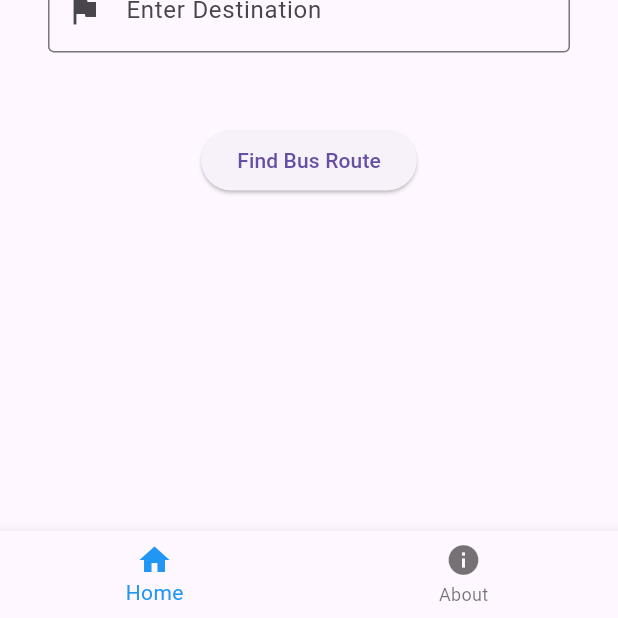
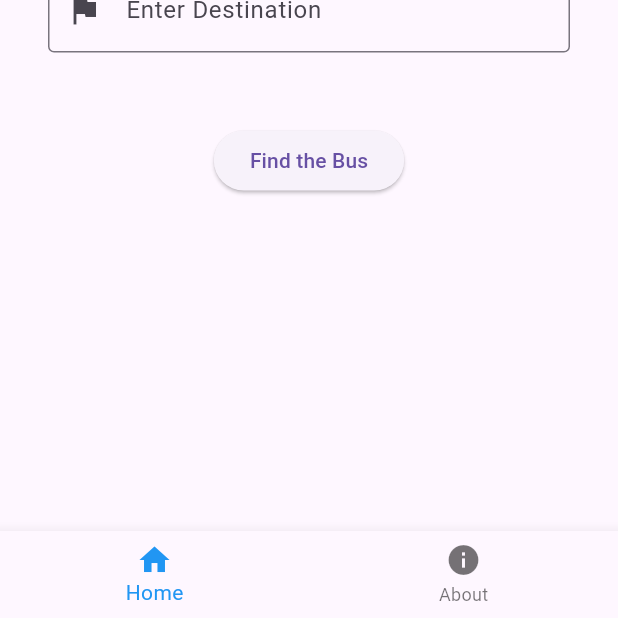
Before and after one commit to navaneethpp/Anavandi-Locator, a Flutter app: the screen it shows after launch, on a phone screen of 412 x 824 dp, the part 618-1236 px from its top. Run offline on Flutter 3.47's test engine with Material 3 defaults, Android fonts, the light colour scheme and no system bars; our stand-ins replace cloud_firestore, firebase_core, flutter_map, geolocator, latlong2, loading_animation_widget; accounts and stored records are empty.

Commit message:
feat: Replace custom loading animation with loading_animation_widget package

```diff
--- a/anavandi_locator/lib/presentation/screens/about_page.dart
+++ b/anavandi_locator/lib/presentation/screens/about_page.dart
@@ -14,7 +14,7 @@ class AboutPage extends StatelessWidget {
             child: Image.asset('assets/logo.png', width: 300, height: 200),
           ),
         ),
-        const Center(child: Text('Version: 0.2.8.2 alpha')),
+        const Center(child: Text('Version: 0.2.8.3 alpha')),
       ],
     );
   }
--- a/anavandi_locator/lib/presentation/screens/home_content.dart
+++ b/anavandi_locator/lib/presentation/screens/home_content.dart
@@ -7,6 +7,7 @@ import 'package:anavandi_locator/presentation/widgets/place_suggestion_list.dart
 import 'package:anavandi_locator/data/models/bus_route.dart';
 import 'package:anavandi_locator/presentation/widgets/bus_route_card.dart';
 import 'package:anavandi_locator/common/widgets/swap_button.dart';
+import 'package:anavandi_locator/presentation/widgets/loading_indicator.dart'; // Import the loading indicator
 import 'dart:async';
 
 class HomeContent extends StatefulWidget {
@@ -40,6 +41,7 @@ class HomeContentState extends State<HomeContent> {
   List<BusRoute> _routes = [];
   bool _hasSearched = false;
   Timer? _noRouteTimer;
+  bool _isLoading = false; // Add a loading state variable
 
   void _onStartPointChanged(String value) async {
     if (value.isEmpty) {
@@ -159,6 +161,7 @@ class HomeContentState extends State<HomeContent> {
   void updateRoute(List<BusRoute> routes) {
     setState(() {
       _routes = routes;
+      _isLoading = false; // Set loading to false when routes are received
       if (_routes.isNotEmpty) {
         _hasSearched = true;
         _noRouteTimer?.cancel(); // Cancel any existing timer
@@ -204,7 +207,10 @@ class HomeContentState extends State<HomeContent> {
         }
       },
       behavior: HitTestBehavior.translucent,
-      child: Padding(
+      child: Stack(
+        // Wrap the Padding with a Stack
+        children: [
+          Padding(
             padding: const EdgeInsets.all(16.0),
             child: Column(
               mainAxisAlignment: MainAxisAlignment.center,
@@ -218,7 +224,9 @@ class HomeContentState extends State<HomeContent> {
                     prefixIcon: Icons.location_on,
                     onChanged: _onStartPointChanged,
                     onSubmitted: (_) {
-                  FocusScope.of(context).requestFocus(_destinationFocusNode);
+                      FocusScope.of(
+                        context,
+                      ).requestFocus(_destinationFocusNode);
                     },
                   ),
                 ),
@@ -237,10 +245,12 @@ class HomeContentState extends State<HomeContent> {
                 ),
                 const SizedBox(height: 24),
                 SubmitButton(
-              label: 'Find Bus Route',
+                  label: 'Find the Bus',
                   onPressed: () {
                     setState(() {
                       _hasSearched = true;
+                      _isLoading =
+                          true; // Set loading to true when button is pressed
                     });
                     widget.onSubmit();
                   },
@@ -261,11 +271,15 @@ class HomeContentState extends State<HomeContent> {
                   Text(
                     'No route found between "${widget.startPointController.text}" and "${widget.destinationController.text}".',
                     style: const TextStyle(fontStyle: FontStyle.italic),
-                textAlign: TextAlign.center, // Added to center the text
+                    textAlign: TextAlign.center,
                   ),
               ],
             ),
           ),
+          if (_isLoading)
+            const LoadingIndicator(), // Show loading indicator when _isLoading is true
+        ],
+      ),
     );
   }
 }
--- a/anavandi_locator/lib/presentation/widgets/loading_indicator.dart
+++ b/anavandi_locator/lib/presentation/widgets/loading_indicator.dart
@@ -1,10 +1,17 @@
 import 'package:flutter/material.dart';
+import 'package:loading_animation_widget/loading_animation_widget.dart'; // Import the package
 
 class LoadingIndicator extends StatelessWidget {
   const LoadingIndicator({Key? key}) : super(key: key);
 
   @override
   Widget build(BuildContext context) {
-    return const Center(child: CircularProgressIndicator());
+    return Center(
+      child: LoadingAnimationWidget.hexagonDots(
+        // Choose your preferred animation here
+        color: Colors.blue, // Customize the color
+        size: 50, // Customize the size
+      ),
+    );
   }
 }
--- a/anavandi_locator/pubspec.yaml
+++ b/anavandi_locator/pubspec.yaml
@@ -24,6 +24,7 @@ dependencies:
   provider: ^6.1.2
   firebase_auth: ^5.5.1
   open_route_service: ^1.2.7
+  loading_animation_widget: ^1.3.0
 
 dev_dependencies:
   flutter_test:
```
Also changed, not shown: anavandi_locator/pubspec.lock. Lines whose indentation alone changed are shown as unchanged.
